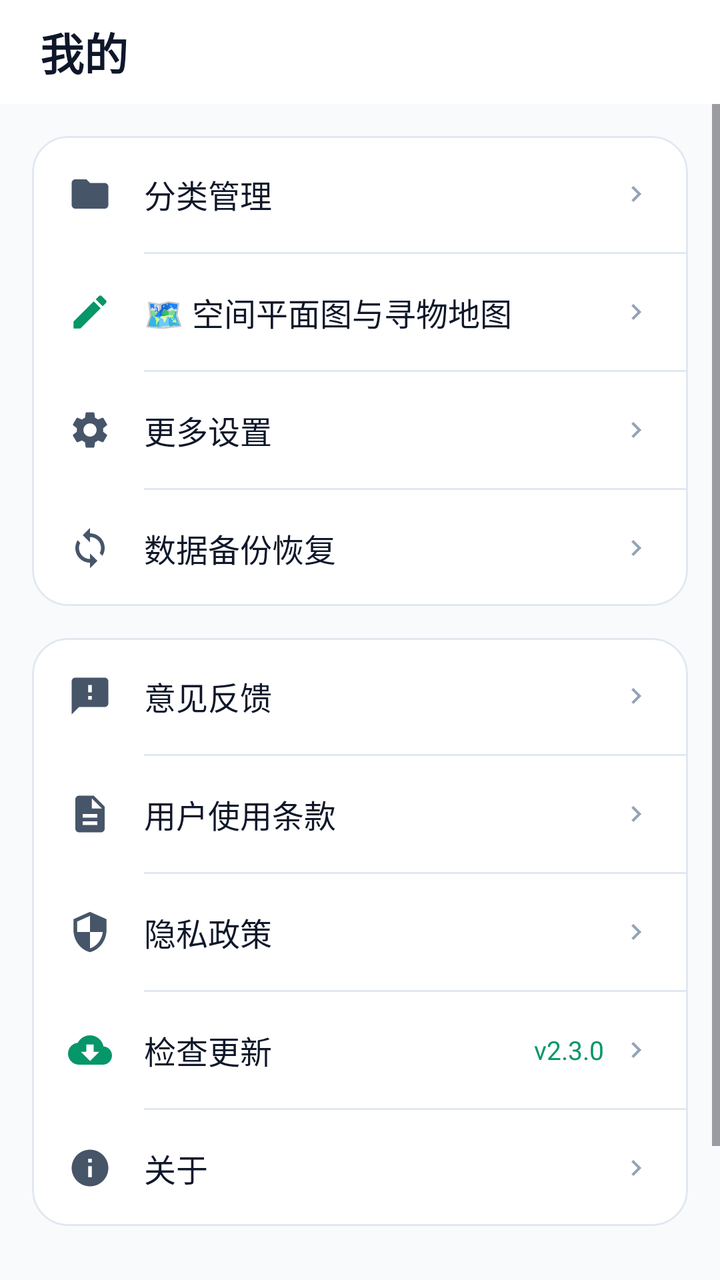
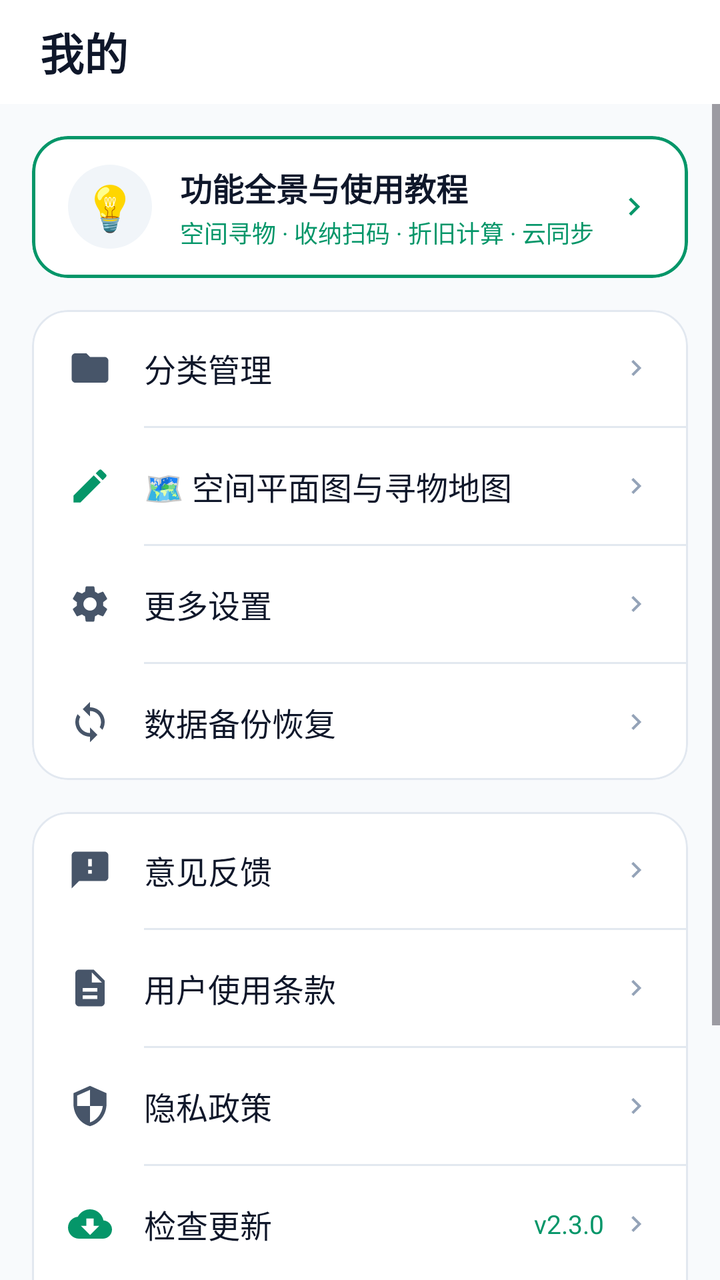

An Android layout rendered at two revisions. The XML below is the earlier revision; the diff shows what the commit changed to produce the second picture.
<!-- AndroidManifest.xml: application theme Theme.DiaperTracker -->
<!-- res/layout/fragment_profile.xml -->
<?xml version="1.0" encoding="utf-8"?>
<LinearLayout
    xmlns:android="http://schemas.android.com/apk/res/android"
    xmlns:app="http://schemas.android.com/apk/res-auto"
    android:layout_width="match_parent"
    android:layout_height="match_parent"
    android:orientation="vertical"
    android:background="@color/background">

    
    <LinearLayout
        android:layout_width="match_parent"
        android:layout_height="52dp"
        android:orientation="horizontal"
        android:gravity="center_vertical"
        android:paddingHorizontal="20dp"
        android:background="@color/card">

        <TextView
            android:layout_width="wrap_content"
            android:layout_height="wrap_content"
            android:text="我的"
            android:textSize="22sp"
            android:textStyle="bold"
            android:textColor="@color/text_primary"
            android:fontFamily="sans-serif-medium" />
    </LinearLayout>

    <ScrollView
        android:layout_width="match_parent"
        android:layout_height="0dp"
        android:layout_weight="1"
        android:overScrollMode="never">

        <LinearLayout
            android:layout_width="match_parent"
            android:layout_height="wrap_content"
            android:orientation="vertical"
            android:paddingHorizontal="16dp"
            android:paddingTop="16dp"
            android:paddingBottom="40dp">

            
            <com.google.android.material.card.MaterialCardView
                android:layout_width="match_parent"
                android:layout_height="wrap_content"
                app:cardCornerRadius="18dp"
                app:cardElevation="0dp"
                app:cardBackgroundColor="@color/card"
                app:strokeColor="@color/card_border"
                app:strokeWidth="1dp"
                android:layout_marginBottom="16dp">

                <LinearLayout
                    android:layout_width="match_parent"
                    android:layout_height="wrap_content"
                    android:orientation="vertical">

                    
                    <LinearLayout
                        android:id="@+id/btn_category_manage"
                        android:layout_width="match_parent"
                        android:layout_height="58dp"
                        android:orientation="horizontal"
                        android:gravity="center_vertical"
                        android:paddingHorizontal="18dp"
                        android:clickable="true"
                        android:focusable="true"
                        android:background="?attr/selectableItemBackground">

                        <ImageView
                            android:layout_width="22dp"
                            android:layout_height="22dp"
                            android:src="@drawable/ic_folder"
                            app:tint="@color/text_secondary"
                            android:contentDescription="分类管理" />

                        <TextView
                            android:layout_width="0dp"
                            android:layout_height="wrap_content"
                            android:layout_weight="1"
                            android:layout_marginStart="16dp"
                            android:text="分类管理"
                            android:textSize="16sp"
                            android:textColor="@color/text_primary"
                            android:fontFamily="sans-serif-medium" />

                        <ImageView
                            android:layout_width="16dp"
                            android:layout_height="16dp"
                            android:src="@drawable/ic_arrow_right"
                            app:tint="@color/text_hint"
                            android:contentDescription="进入" />
                    </LinearLayout>

                    <View
                        android:layout_width="match_parent"
                        android:layout_height="1dp"
                        android:layout_marginStart="56dp"
                        android:background="@color/card_border" />

                    
                    <LinearLayout
                        android:id="@+id/btn_floorplan_manage"
                        android:layout_width="match_parent"
                        android:layout_height="58dp"
                        android:orientation="horizontal"
                        android:gravity="center_vertical"
                        android:paddingHorizontal="18dp"
                        android:clickable="true"
                        android:focusable="true"
                        android:background="?attr/selectableItemBackground">

                        <ImageView
                            android:layout_width="22dp"
                            android:layout_height="22dp"
                            android:src="@drawable/ic_edit"
                            app:tint="@color/primary"
                            android:contentDescription="空间平面图管理" />

                        <TextView
                            android:layout_width="0dp"
                            android:layout_height="wrap_content"
                            android:layout_weight="1"
                            android:layout_marginStart="16dp"
                            android:text="🗺️ 空间平面图与寻物地图"
                            android:textSize="16sp"
                            android:textColor="@color/text_primary"
                            android:fontFamily="sans-serif-medium" />

                        <ImageView
                            android:layout_width="16dp"
                            android:layout_height="16dp"
                            android:src="@drawable/ic_arrow_right"
                            app:tint="@color/text_hint"
                            android:contentDescription="进入" />
                    </LinearLayout>

                    <View
                        android:layout_width="match_parent"
                        android:layout_height="1dp"
                        android:layout_marginStart="56dp"
                        android:background="@color/card_border" />

                    
                    <LinearLayout
                        android:id="@+id/btn_more_settings"
                        android:layout_width="match_parent"
                        android:layout_height="58dp"
                        android:orientation="horizontal"
                        android:gravity="center_vertical"
                        android:paddingHorizontal="18dp"
                        android:clickable="true"
                        android:focusable="true"
                        android:background="?attr/selectableItemBackground">

                        <ImageView
                            android:layout_width="22dp"
                            android:layout_height="22dp"
                            android:src="@drawable/ic_settings"
                            app:tint="@color/text_secondary"
                            android:contentDescription="更多设置" />

                        <TextView
                            android:layout_width="0dp"
                            android:layout_height="wrap_content"
                            android:layout_weight="1"
                            android:layout_marginStart="16dp"
                            android:text="更多设置"
                            android:textSize="16sp"
                            android:textColor="@color/text_primary"
                            android:fontFamily="sans-serif-medium" />

                        <ImageView
                            android:layout_width="16dp"
                            android:layout_height="16dp"
                            android:src="@drawable/ic_arrow_right"
                            app:tint="@color/text_hint"
                            android:contentDescription="进入" />
                    </LinearLayout>

                    <View
                        android:layout_width="match_parent"
                        android:layout_height="1dp"
                        android:layout_marginStart="56dp"
                        android:background="@color/card_border" />

                    
                    <LinearLayout
                        android:id="@+id/btn_backup_restore"
                        android:layout_width="match_parent"
                        android:layout_height="58dp"
                        android:orientation="horizontal"
                        android:gravity="center_vertical"
                        android:paddingHorizontal="18dp"
                        android:clickable="true"
                        android:focusable="true"
                        android:background="?attr/selectableItemBackground">

                        <ImageView
                            android:layout_width="22dp"
                            android:layout_height="22dp"
                            android:src="@drawable/ic_backup"
                            app:tint="@color/text_secondary"
                            android:contentDescription="数据备份恢复" />

                        <TextView
                            android:layout_width="0dp"
                            android:layout_height="wrap_content"
                            android:layout_weight="1"
                            android:layout_marginStart="16dp"
                            android:text="数据备份恢复"
                            android:textSize="16sp"
                            android:textColor="@color/text_primary"
                            android:fontFamily="sans-serif-medium" />

                        <ImageView
                            android:layout_width="16dp"
                            android:layout_height="16dp"
                            android:src="@drawable/ic_arrow_right"
                            app:tint="@color/text_hint"
                            android:contentDescription="进入" />
                    </LinearLayout>

                </LinearLayout>
            </com.google.android.material.card.MaterialCardView>

            
            <com.google.android.material.card.MaterialCardView
                android:layout_width="match_parent"
                android:layout_height="wrap_content"
                app:cardCornerRadius="18dp"
                app:cardElevation="0dp"
                app:cardBackgroundColor="@color/card"
                app:strokeColor="@color/card_border"
                app:strokeWidth="1dp"
                android:layout_marginBottom="16dp">

                <LinearLayout
                    android:layout_width="match_parent"
                    android:layout_height="wrap_content"
                    android:orientation="vertical">

                    
                    <LinearLayout
                        android:id="@+id/btn_feedback"
                        android:layout_width="match_parent"
                        android:layout_height="58dp"
                        android:orientation="horizontal"
                        android:gravity="center_vertical"
                        android:paddingHorizontal="18dp"
                        android:clickable="true"
                        android:focusable="true"
                        android:background="?attr/selectableItemBackground">

                        <ImageView
                            android:layout_width="22dp"
                            android:layout_height="22dp"
                            android:src="@drawable/ic_feedback"
                            app:tint="@color/text_secondary"
                            android:contentDescription="意见反馈" />

                        <TextView
                            android:layout_width="0dp"
                            android:layout_height="wrap_content"
                            android:layout_weight="1"
                            android:layout_marginStart="16dp"
                            android:text="意见反馈"
                            android:textSize="16sp"
                            android:textColor="@color/text_primary"
                            android:fontFamily="sans-serif-medium" />

                        <ImageView
                            android:layout_width="16dp"
                            android:layout_height="16dp"
                            android:src="@drawable/ic_arrow_right"
                            app:tint="@color/text_hint"
                            android:contentDescription="进入" />
                    </LinearLayout>

                    <View
                        android:layout_width="match_parent"
                        android:layout_height="1dp"
                        android:layout_marginStart="56dp"
                        android:background="@color/card_border" />

                    
                    <LinearLayout
                        android:id="@+id/btn_terms"
                        android:layout_width="match_parent"
                        android:layout_height="58dp"
                        android:orientation="horizontal"
                        android:gravity="center_vertical"
                        android:paddingHorizontal="18dp"
                        android:clickable="true"
                        android:focusable="true"
                        android:background="?attr/selectableItemBackground">

                        <ImageView
                            android:layout_width="22dp"
                            android:layout_height="22dp"
                            android:src="@drawable/ic_terms"
                            app:tint="@color/text_secondary"
                            android:contentDescription="用户使用条款" />

                        <TextView
                            android:layout_width="0dp"
                            android:layout_height="wrap_content"
                            android:layout_weight="1"
                            android:layout_marginStart="16dp"
                            android:text="用户使用条款"
                            android:textSize="16sp"
                            android:textColor="@color/text_primary"
                            android:fontFamily="sans-serif-medium" />

                        <ImageView
                            android:layout_width="16dp"
                            android:layout_height="16dp"
                            android:src="@drawable/ic_arrow_right"
                            app:tint="@color/text_hint"
                            android:contentDescription="进入" />
                    </LinearLayout>

                    <View
                        android:layout_width="match_parent"
                        android:layout_height="1dp"
                        android:layout_marginStart="56dp"
                        android:background="@color/card_border" />

                    
                    <LinearLayout
                        android:id="@+id/btn_privacy"
                        android:layout_width="match_parent"
                        android:layout_height="58dp"
                        android:orientation="horizontal"
                        android:gravity="center_vertical"
                        android:paddingHorizontal="18dp"
                        android:clickable="true"
                        android:focusable="true"
                        android:background="?attr/selectableItemBackground">

                        <ImageView
                            android:layout_width="22dp"
                            android:layout_height="22dp"
                            android:src="@drawable/ic_privacy"
                            app:tint="@color/text_secondary"
                            android:contentDescription="隐私政策" />

                        <TextView
                            android:layout_width="0dp"
                            android:layout_height="wrap_content"
                            android:layout_weight="1"
                            android:layout_marginStart="16dp"
                            android:text="隐私政策"
                            android:textSize="16sp"
                            android:textColor="@color/text_primary"
                            android:fontFamily="sans-serif-medium" />

                        <ImageView
                            android:layout_width="16dp"
                            android:layout_height="16dp"
                            android:src="@drawable/ic_arrow_right"
                            app:tint="@color/text_hint"
                            android:contentDescription="进入" />
                    </LinearLayout>

                    <View
                        android:layout_width="match_parent"
                        android:layout_height="1dp"
                        android:layout_marginStart="56dp"
                        android:background="@color/card_border" />

                    
                    <LinearLayout
                        android:id="@+id/btn_update_version"
                        android:layout_width="match_parent"
                        android:layout_height="58dp"
                        android:orientation="horizontal"
                        android:gravity="center_vertical"
                        android:paddingHorizontal="18dp"
                        android:clickable="true"
                        android:focusable="true"
                        android:background="?attr/selectableItemBackground">

                        <ImageView
                            android:layout_width="22dp"
                            android:layout_height="22dp"
                            android:src="@drawable/ic_update"
                            app:tint="@color/primary"
                            android:contentDescription="检查最新版本" />

                        <TextView
                            android:layout_width="0dp"
                            android:layout_height="wrap_content"
                            android:layout_weight="1"
                            android:layout_marginStart="16dp"
                            android:text="检查更新"
                            android:textSize="16sp"
                            android:textColor="@color/text_primary"
                            android:fontFamily="sans-serif-medium" />

                        <TextView
                            android:id="@+id/current_version_badge"
                            android:layout_width="wrap_content"
                            android:layout_height="wrap_content"
                            android:text="v2.3.0"
                            android:textSize="13sp"
                            android:textColor="@color/primary"
                            android:layout_marginEnd="8dp" />

                        <ImageView
                            android:layout_width="16dp"
                            android:layout_height="16dp"
                            android:src="@drawable/ic_arrow_right"
                            app:tint="@color/text_hint"
                            android:contentDescription="进入" />
                    </LinearLayout>

                    <View
                        android:layout_width="match_parent"
                        android:layout_height="1dp"
                        android:layout_marginStart="56dp"
                        android:background="@color/card_border" />

                    
                    <LinearLayout
                        android:id="@+id/btn_about"
                        android:layout_width="match_parent"
                        android:layout_height="58dp"
                        android:orientation="horizontal"
                        android:gravity="center_vertical"
                        android:paddingHorizontal="18dp"
                        android:clickable="true"
                        android:focusable="true"
                        android:background="?attr/selectableItemBackground">

                        <ImageView
                            android:layout_width="22dp"
                            android:layout_height="22dp"
                            android:src="@drawable/ic_about"
                            app:tint="@color/text_secondary"
                            android:contentDescription="关于" />

                        <TextView
                            android:layout_width="0dp"
                            android:layout_height="wrap_content"
                            android:layout_weight="1"
                            android:layout_marginStart="16dp"
                            android:text="关于"
                            android:textSize="16sp"
                            android:textColor="@color/text_primary"
                            android:fontFamily="sans-serif-medium" />

                        <ImageView
                            android:layout_width="16dp"
                            android:layout_height="16dp"
                            android:src="@drawable/ic_arrow_right"
                            app:tint="@color/text_hint"
                            android:contentDescription="进入" />
                    </LinearLayout>

                </LinearLayout>
            </com.google.android.material.card.MaterialCardView>

            
            <TextView
                android:layout_width="match_parent"
                android:layout_height="wrap_content"
                android:gravity="center"
                android:text="🔒 数据完全离线存储于本地设备沙盒中\nCollecter · 智能收纳与资产追踪"
                android:textSize="12sp"
                android:textColor="@color/text_hint"
                android:lineSpacingExtra="4dp"
                android:layout_marginTop="8dp" />

        </LinearLayout>
    </ScrollView>

</LinearLayout>
<!-- resources referenced by this layout -->
<resources>
  <color name="background">#F8FAFC</color>
  <color name="card">#FFFFFF</color>
  <color name="card_border">#E2E8F0</color>
  <color name="primary">#059669</color>
  <color name="text_hint">#94A3B8</color>
  <color name="text_primary">#0F172A</color>
  <color name="text_secondary">#475569</color>
  <!-- drawable ic_about (drawable) -->
  <vector xmlns:android="http://schemas.android.com/apk/res/android"
      android:width="24dp"
      android:height="24dp"
      android:viewportWidth="24"
      android:viewportHeight="24">
    <path
        android:fillColor="#FFFFFFFF"
        android:pathData="M12,2C6.48,2 2,6.48 2,12s4.48,10 10,10 10,-4.48 10,-10S17.52,2 12,2zM13,17h-2v-6h2v6zM13,9h-2L11,7h2v2z"/>
  </vector>
  <!-- drawable ic_arrow_right (drawable) -->
  <vector xmlns:android="http://schemas.android.com/apk/res/android"
      android:width="24dp"
      android:height="24dp"
      android:viewportWidth="24"
      android:viewportHeight="24">
      <path
          android:fillColor="@color/text_secondary"
          android:pathData="M8.59,16.59L13.17,12L8.59,7.41L10,6l6,6l-6,6L8.59,16.59z" />
  </vector>
  <!-- drawable ic_edit (drawable) -->
  <vector xmlns:android="http://schemas.android.com/apk/res/android"
      android:width="24dp"
      android:height="24dp"
      android:viewportWidth="24"
      android:viewportHeight="24">
      <path
          android:fillColor="#FFFFFFFF"
          android:pathData="M3,17.25V21h3.75L17.81,9.94l-3.75,-3.75L3,17.25zM20.71,7.04c0.39,-0.39 0.39,-1.02 0,-1.41l-2.34,-2.34c-0.39,-0.39 -1.02,-0.39 -1.41,0l-1.83,1.83 3.75,3.75 1.83,-1.83z" />
  </vector>
  <!-- drawable ic_feedback (drawable) -->
  <vector xmlns:android="http://schemas.android.com/apk/res/android"
      android:width="24dp"
      android:height="24dp"
      android:viewportWidth="24"
      android:viewportHeight="24">
      <path
          android:fillColor="#FFFFFFFF"
          android:pathData="M20,2H4c-1.1,0 -1.99,0.9 -1.99,2L2,22l4,-4h14c1.1,0 2,-0.9 2,-2V4c0,-1.1 -0.9,-2 -2,-2zm-7,12h-2v-2h2v2zm0,-4h-2V6h2v4z" />
  </vector>
  <!-- drawable ic_folder (drawable) -->
  <vector xmlns:android="http://schemas.android.com/apk/res/android"
      android:width="24dp"
      android:height="24dp"
      android:viewportWidth="24"
      android:viewportHeight="24">
      <path
          android:fillColor="#FFFFFFFF"
          android:pathData="M10,4H4c-1.1,0 -1.99,0.9 -1.99,2L2,18c0,1.1 0.9,2 2,2h16c1.1,0 2,-0.9 2,-2V8c0,-1.1 -0.9,-2 -2,-2h-8l-2,-2z" />
  </vector>
  <!-- drawable ic_privacy (drawable) -->
  <vector xmlns:android="http://schemas.android.com/apk/res/android"
      android:width="24dp"
      android:height="24dp"
      android:viewportWidth="24"
      android:viewportHeight="24">
      <path
          android:fillColor="#FFFFFFFF"
          android:pathData="M12,1L3,5v6c0,5.55 3.84,10.74 9,12c5.16,-1.26 9,-6.45 9,-12V5l-9,-4zm0,10.99h7c-0.53,4.12 -3.28,7.79 -7,8.94V12H5V6.3l7,-3.11v8.8z" />
  </vector>
  <!-- drawable ic_terms (drawable) -->
  <vector xmlns:android="http://schemas.android.com/apk/res/android"
      android:width="24dp"
      android:height="24dp"
      android:viewportWidth="24"
      android:viewportHeight="24">
      <path
          android:fillColor="#FFFFFFFF"
          android:pathData="M14,2H6c-1.1,0 -1.99,0.9 -1.99,2L4,20c0,1.1 0.89,2 1.99,2H18c1.1,0 2,-0.9 2,-2V8l-6,-6zm2,16H8v-2h8v2zm0,-4H8v-2h8v2zm-3,-5V3.5L18.5,9H13z" />
  </vector>
  <color name="primary_dark">#047857</color>
  <color name="accent">#F59E0B</color>
  <!-- unchanged entries left out for length: 4 -->
</resources>

<!-- the commit's change to res/layout/fragment_profile.xml (unified diff, before → after) -->
@@ -39,6 +39,72 @@
             android:paddingHorizontal="16dp"
             android:paddingTop="16dp"
             android:paddingBottom="40dp">
+
+            
+            <com.google.android.material.card.MaterialCardView
+                android:id="@+id/card_user_tutorial"
+                android:layout_width="match_parent"
+                android:layout_height="wrap_content"
+                app:cardCornerRadius="18dp"
+                app:cardElevation="0dp"
+                app:cardBackgroundColor="@color/card"
+                app:strokeColor="@color/primary"
+                app:strokeWidth="1.5dp"
+                android:layout_marginBottom="16dp"
+                android:clickable="true"
+                android:focusable="true"
+                android:foreground="?attr/selectableItemBackground">
+
+                <LinearLayout
+                    android:layout_width="match_parent"
+                    android:layout_height="wrap_content"
+                    android:orientation="horizontal"
+                    android:gravity="center_vertical"
+                    android:paddingHorizontal="18dp"
+                    android:paddingVertical="14dp">
+
+                    <TextView
+                        android:layout_width="42dp"
+                        android:layout_height="42dp"
+                        android:gravity="center"
+                        android:text="💡"
+                        android:textSize="22sp"
+                        android:background="@drawable/bg_icon_circle"
+                        android:backgroundTint="@color/input_bg" />
+
+                    <LinearLayout
+                        android:layout_width="0dp"
+                        android:layout_height="wrap_content"
+                        android:layout_weight="1"
+                        android:layout_marginStart="14dp"
+                        android:orientation="vertical">
+
+                        <TextView
+                            android:layout_width="wrap_content"
+                            android:layout_height="wrap_content"
+                            android:text="功能全景与使用教程"
+                            android:textSize="16sp"
+                            android:textStyle="bold"
+                            android:textColor="@color/text_primary"
+                            android:fontFamily="sans-serif-medium" />
+
+                        <TextView
+                            android:layout_width="wrap_content"
+                            android:layout_height="wrap_content"
+                            android:text="空间寻物 · 收纳扫码 · 折旧计算 · 云同步"
+                            android:textSize="12sp"
+                            android:textColor="@color/primary"
+                            android:layout_marginTop="2dp" />
+                    </LinearLayout>
+
+                    <ImageView
+                        android:layout_width="18dp"
+                        android:layout_height="18dp"
+                        android:src="@drawable/ic_arrow_right"
+                        app:tint="@color/primary"
+                        android:contentDescription="查看教程" />
+                </LinearLayout>
+            </com.google.android.material.card.MaterialCardView>
 
             
             <com.google.android.material.card.MaterialCardView
<!-- resource entries referenced after the edit -->
@@ -3,10 +3,21 @@
   <color name="background">#F8FAFC</color>
   <color name="card">#FFFFFF</color>
   <color name="card_border">#E2E8F0</color>
+  <color name="input_bg">#F1F5F9</color>
   <color name="primary">#059669</color>
   <color name="text_hint">#94A3B8</color>
   <color name="text_primary">#0F172A</color>
   <color name="text_secondary">#475569</color>
+  <!-- drawable bg_icon_circle (drawable) -->
+  <?xml version="1.0" encoding="utf-8"?>
+  <shape xmlns:android="http://schemas.android.com/apk/res/android"
+      android:shape="oval">
+      <gradient
+          android:type="linear"
+          android:angle="135"
+          android:startColor="#10B981"
+          android:endColor="#059669" />
+  </shape>
   <!-- drawable ic_about (drawable) -->
   <vector xmlns:android="http://schemas.android.com/apk/res/android"
       android:width="24dp"
